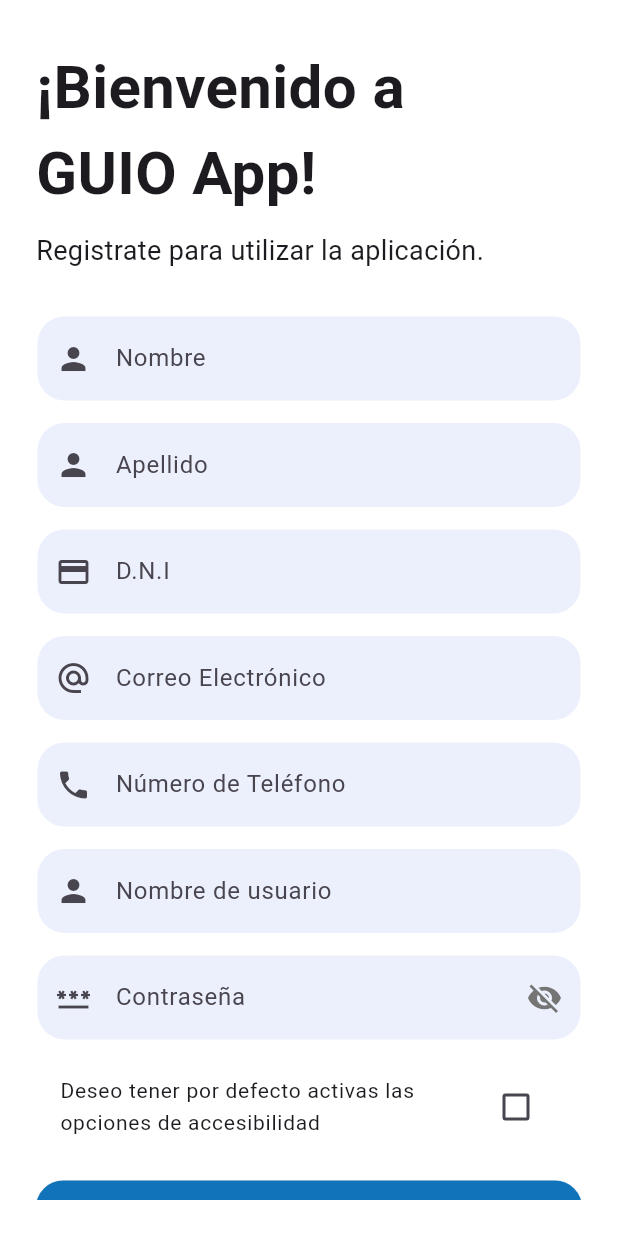
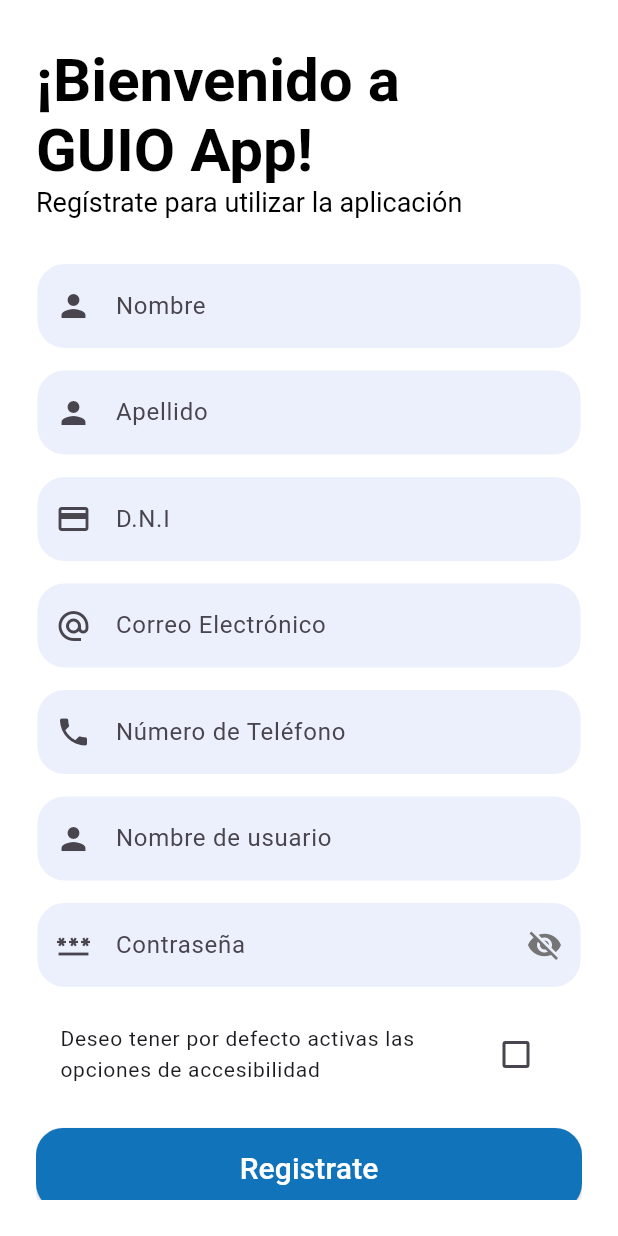
Before and after one commit to mmattico/Guio, a Flutter app: the screen it shows after launch, after a tap on "Registrate", on a phone screen of 412 x 824 dp. Run offline on Flutter 3.47's test engine with Material 3 defaults, Android fonts, the phone set to English and light mode, and no system bars; our stand-ins replace flutter_compass, flutter_tts, pedometer, permission_handler, shared_preferences and 2 more; missing offline and left inert: dart:ffi; network calls fail.

Commit message:
fix
-Lectura de titulo pantalla activa

```diff
--- a/UnlamProyecto/Frontend/guio_proyecto/lib/pages/signup.dart
+++ b/UnlamProyecto/Frontend/guio_proyecto/lib/pages/signup.dart
@@ -133,22 +133,28 @@ class _SignupPageState extends State<SignupPage>{
   }
 
   _headerSignUp(context) {
-    return const SizedBox(
-      width: double.infinity, // Asegura que el Container ocupe todo el ancho disponible
-      child: Column(
-        crossAxisAlignment: CrossAxisAlignment.start,
-        mainAxisAlignment: MainAxisAlignment.start,
-        children: [
-          Text(
-            "¡Bienvenido a \nGUIO App!",
-            style: TextStyle(fontSize: 40, fontWeight: FontWeight.bold),
-          ),
-          SizedBox(height: 10), // Añade un espacio entre los textos si lo deseas
-          Text(
-            "Registrate para utilizar la aplicación.",
-            style: TextStyle(fontSize: 18),
-          ),
-        ],
+    return SizedBox(
+      width: double.infinity,
+      child: RichText(
+        text: TextSpan(
+          children: [
+            TextSpan(
+              text: "¡Bienvenido a \nGUIO App!\n", // Primer texto con salto de línea
+              style: TextStyle(
+                fontSize: 40,
+                fontWeight: FontWeight.bold,
+                color: Colors.black, // Siempre especifica el color en TextSpan
+              ),
+            ),
+            TextSpan(
+              text: "Regístrate para utilizar la aplicación", // Segundo texto
+              style: TextStyle(
+                fontSize: 18,
+                color: Colors.black, // El color también debe ser especificado
+              ),
+            ),
+          ],
+        ),
       ),
     );
   }
```
